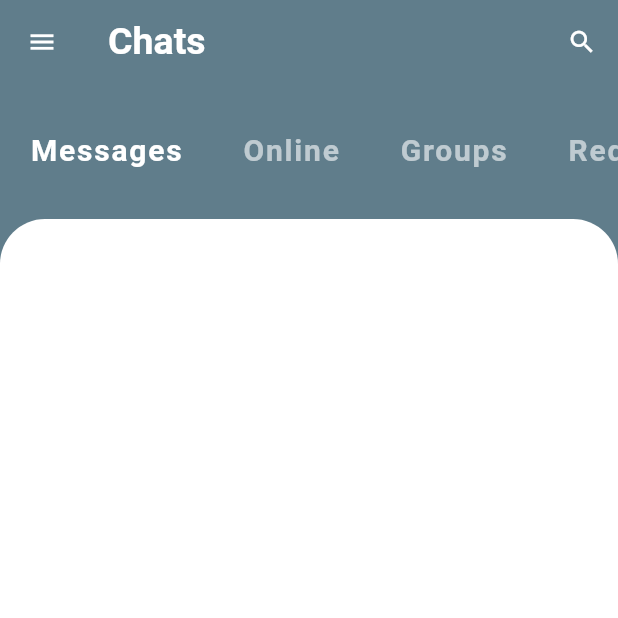
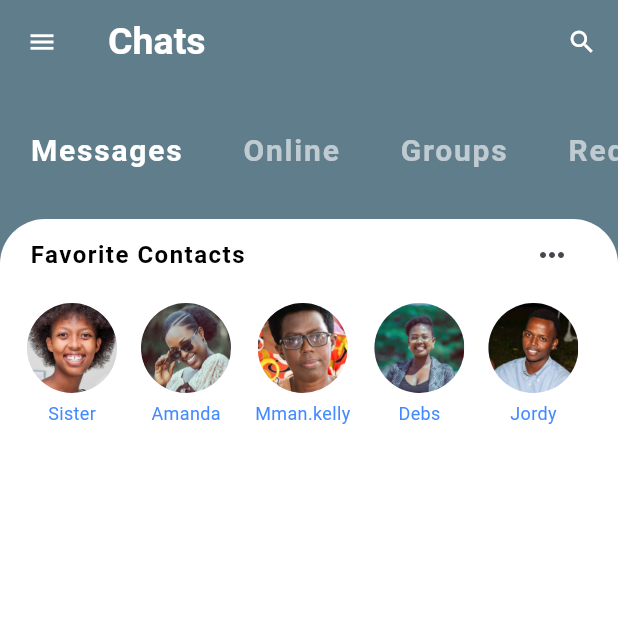
Before and after one commit to NKellyD/mobile_chat_flutter, a Flutter app: the screen it shows after launch, on a phone screen of 412 x 824 dp, the top half of it. Run offline on Flutter 3.47's test engine with Material 3 defaults, Android fonts, the phone set to English and light mode, and no system bars; Roboto replaces fonts that are missing (Calibri).

Commit message:
favorite contacts

```diff
--- a/lib/models/message.dart
+++ b/lib/models/message.dart
@@ -25,7 +25,7 @@ final User maman =
     User(id: 1, name: 'Mman.kelly', imageUrl: 'assets/images/Maman.jpeg');
 
 final User kate =
-    User(id: 2, name: 'Sister', imageUrl: 'assets/images/Kate.jpeg');
+    User(id: 2, name: 'Sister', imageUrl: 'assets/images/Sister.jpeg');
 
 final User amanda =
     User(id: 3, name: 'Amanda', imageUrl: 'assets/images/Amanda.jpeg');
@@ -42,7 +42,7 @@ final User debs =
     User(id: 6, name: 'Debs', imageUrl: 'assets/images/Debs.jpeg');
 
 // FAVORITE CONTACT
-List<User> fovorite = [kate, amanda, maman, debs];
+List<User> favorite = [kate, amanda, maman, debs, jo];
 
 //MESSAGE SCREEN HOME
 
--- a/lib/screens/home_screen.dart
+++ b/lib/screens/home_screen.dart
@@ -1,6 +1,8 @@
 import 'package:flutter/cupertino.dart';
 import 'package:flutter/material.dart';
 import 'package:mobile_chat_flutter/widgets/category_selector.dart';
+
+import '../widgets/favorite_contacts.dart';
 
 class HomeScreen extends StatefulWidget {
   const HomeScreen({super.key});
@@ -46,7 +48,14 @@ class _HomeScreenState extends State<HomeScreen> {
                   color: Colors.white,
                   borderRadius: BorderRadius.only(
                       topLeft: Radius.circular(30),
-                      topRight: Radius.circular(30))),
+                      topRight: Radius.circular(30)),
+              ),
+              child: Column(
+                children: [
+                  const FavoriteContacts(),
+
+                ],
+              ),
             ),
           )
         ],
--- /dev/null
+++ b/lib/widgets/favorite_contacts.dart
@@ -0,0 +1,71 @@
+import 'package:flutter/cupertino.dart';
+import 'package:flutter/material.dart';
+
+import '../models/message.dart';
+
+class FavoriteContacts extends StatefulWidget {
+  const FavoriteContacts({super.key});
+
+  @override
+  State<FavoriteContacts> createState() => _FavoriteContactsState();
+}
+
+class _FavoriteContactsState extends State<FavoriteContacts> {
+  @override
+  Widget build(BuildContext context) {
+    return Column(
+      children: [
+        Padding(
+          padding: const EdgeInsets.symmetric(horizontal: 20),
+          child: Row(
+            mainAxisAlignment: MainAxisAlignment.spaceBetween,
+            children: [
+              const Text(
+                'Favorite Contacts',
+                style: TextStyle(
+                    fontWeight: FontWeight.bold,
+                    fontSize: 16,
+                    fontFamily: 'Calibri',
+                    color: Colors.black,
+                    letterSpacing: 1),
+              ),
+              IconButton(
+                icon: const Icon(Icons.more_horiz),
+                onPressed: () {},
+              )
+            ],
+          ),
+        ),
+        SizedBox(
+          height: 120,
+          child: ListView.builder(
+            padding: const EdgeInsets.only(left: 10),
+            scrollDirection: Axis.horizontal,
+              itemCount: favorite.length,
+              itemBuilder: (BuildContext context, int index){
+                return Padding(
+                  padding: const EdgeInsets.all(8.0),
+                  child: Column(
+                    children: [
+                      CircleAvatar(
+                        radius: 30,
+                        backgroundImage: AssetImage(favorite[index].imageUrl),
+                      ),
+                      const SizedBox(height: 5,),
+                      Text(
+                        favorite[index].name,
+                        style: const TextStyle(
+                          fontSize: 12,
+                          color: Colors.blueAccent
+                        ),
+                      )
+                    ],
+                  ),
+                );
+              }
+          ),
+        )
+      ],
+    );
+  }
+}
```
